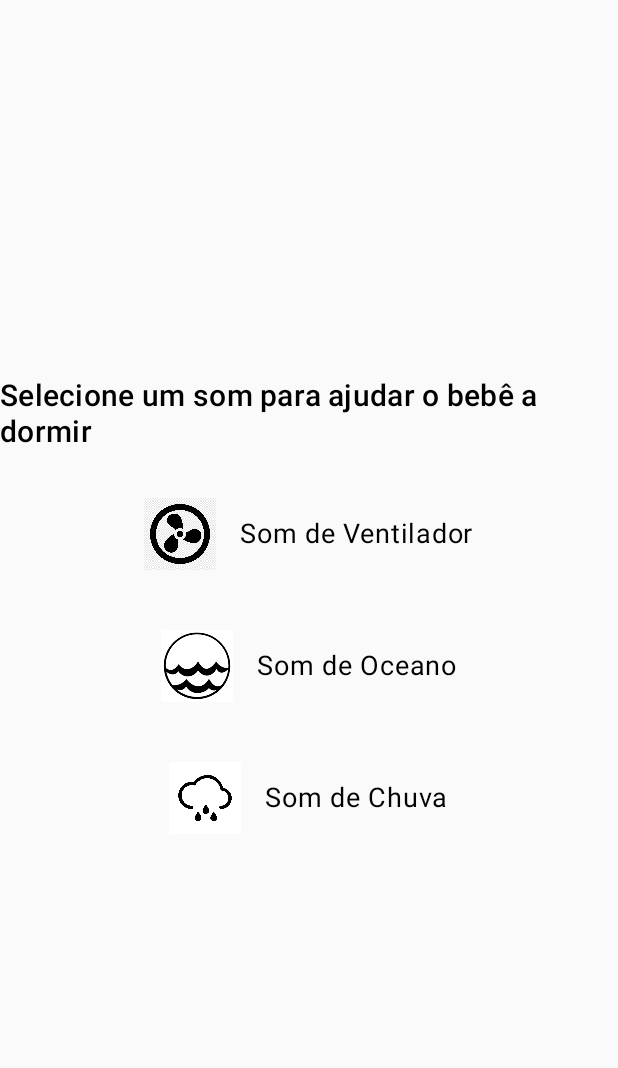
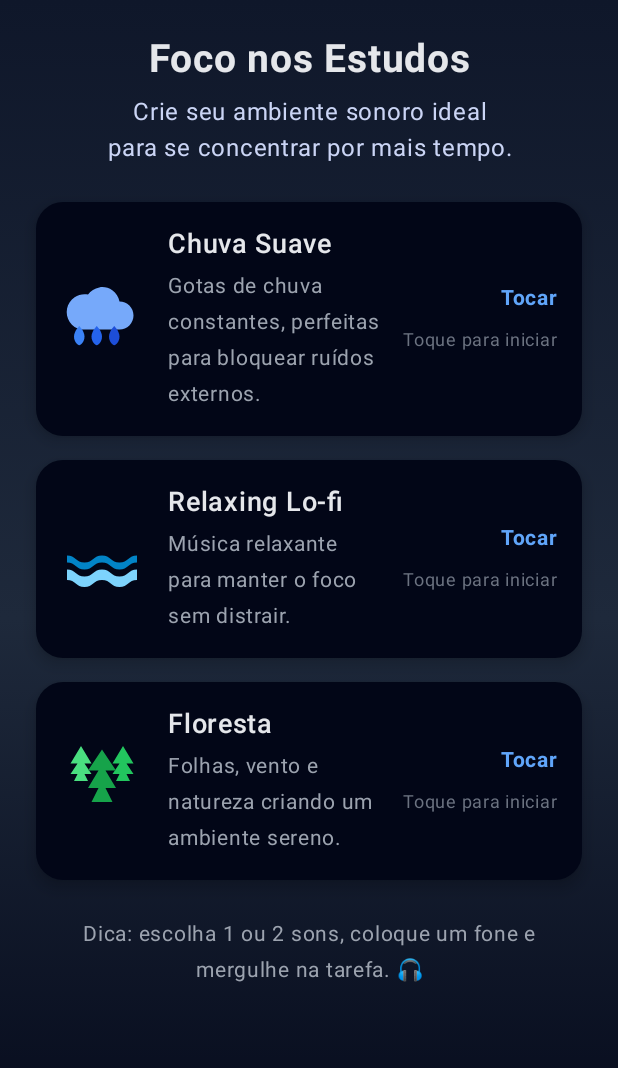
Before and after one commit to Arthursooares/sons-da-vida, an Android app built with Jetpack Compose: the screen it shows after launch (MainActivity), on a phone screen of 412 x 824 dp. Shown: the top 1068 px of the screen. Run offline under Robolectric (Android 15) with nearby library versions, the phone set to English and light mode, and no system bars.

Commit message:
Versão inicial do app Sons da Vida - Foco nos Estudos

```diff
--- a/app/src/main/java/com/sonsdavida/app/MainActivity.kt
+++ b/app/src/main/java/com/sonsdavida/app/MainActivity.kt
@@ -6,18 +6,14 @@ import androidx.activity.ComponentActivity
 import androidx.activity.compose.setContent
 import androidx.activity.enableEdgeToEdge
 import androidx.compose.foundation.Image
-import androidx.compose.foundation.border
+import androidx.compose.foundation.background
 import androidx.compose.foundation.clickable
-import androidx.compose.foundation.layout.Arrangement
-import androidx.compose.foundation.layout.Column
-import androidx.compose.foundation.layout.Row
-import androidx.compose.foundation.layout.Spacer
-import androidx.compose.foundation.layout.fillMaxSize
-import androidx.compose.foundation.layout.height
-import androidx.compose.foundation.layout.padding
-import androidx.compose.foundation.layout.size
-import androidx.compose.foundation.layout.width
+import androidx.compose.foundation.layout.*
+import androidx.compose.foundation.shape.RoundedCornerShape
+import androidx.compose.material3.Card
+import androidx.compose.material3.CardDefaults
 import androidx.compose.material3.MaterialTheme
+import androidx.compose.material3.Surface
 import androidx.compose.material3.Text
 import androidx.compose.runtime.Composable
 import androidx.compose.runtime.DisposableEffect
@@ -27,8 +23,12 @@ import androidx.compose.runtime.remember
 import androidx.compose.runtime.setValue
 import androidx.compose.ui.Alignment
 import androidx.compose.ui.Modifier
+import androidx.compose.ui.graphics.Brush
+import androidx.compose.ui.graphics.Color
 import androidx.compose.ui.platform.LocalContext
 import androidx.compose.ui.res.painterResource
+import androidx.compose.ui.text.font.FontWeight
+import androidx.compose.ui.text.style.TextAlign
 import androidx.compose.ui.tooling.preview.Preview
 import androidx.compose.ui.unit.dp
 import androidx.compose.ui.unit.sp
@@ -40,99 +40,217 @@ class MainActivity : ComponentActivity() {
         enableEdgeToEdge()
         setContent {
             SonsTheme {
-                WhiteNoise()
+                Surface(
+                    modifier = Modifier.fillMaxSize(),
+                    color = Color.Transparent
+                ) {
+                    FocusStudyScreen()
+                }
             }
         }
     }
 }
 
 @Composable
-fun WhiteNoise() {
-
+fun FocusStudyScreen() {
+    // Fundo em degradê com clima de foco / noite de estudos
+    Box(
+        modifier = Modifier
+            .fillMaxSize()
+            .background(
+                Brush.verticalGradient(
+                    colors = listOf(
+                        Color(0xFF0F172A), // azul bem escuro
+                        Color(0xFF1E293B), // azul médio
+                        Color(0xFF020617)  // quase preto
+                    )
+                )
+            )
+            .padding(24.dp)
+    ) {
         Column(
-        modifier = Modifier
-            .fillMaxSize(),
-        verticalArrangement = Arrangement.Center,
+            modifier = Modifier.fillMaxSize(),
+            verticalArrangement = Arrangement.Top,
             horizontalAlignment = Alignment.CenterHorizontally
         ) {
-        Text("Selecione um som para ajudar o bebê a dormir",
-            fontSize = 20.sp,
-            style = MaterialTheme.typography.titleMedium)
-
-        Spacer(modifier = Modifier
-            .height(16.dp)
-            .border(width = 1.dp, color = MaterialTheme.colorScheme.onSurface)
+            // Cabeçalho
+            Text(
+                text = "Foco nos Estudos",
+                fontSize = 26.sp,
+                fontWeight = FontWeight.Bold,
+                color = Color(0xFFE5E7EB),
+                textAlign = TextAlign.Center
             )
 
-        SoundButton(
-            "Som de Ventilador",
-            R.drawable.icon_fan,
-            R.raw.fan
+            Spacer(modifier = Modifier.height(8.dp))
+
+            Text(
+                text = "Crie seu ambiente sonoro ideal\npara se concentrar por mais tempo.",
+                fontSize = 16.sp,
+                color = Color(0xFFCBD5F5),
+                textAlign = TextAlign.Center
             )
-        Spacer(modifier = Modifier.height(8.dp))
-        SoundButton("Som de Oceano", R.drawable.icon_ocean, R.raw.ocean)
-        Spacer(modifier = Modifier.height(8.dp))
-        SoundButton("Som de Chuva", R.drawable.icon_rain, R.raw.rain)
+
+            Spacer(modifier = Modifier.height(24.dp))
+
+            // Container dos cards de som
+            Column(
+                verticalArrangement = Arrangement.spacedBy(16.dp),
+                modifier = Modifier.fillMaxWidth()
+            ) {
+                SoundCard(
+                    label = "Chuva Suave",
+                    description = "Gotas de chuva constantes, perfeitas para bloquear ruídos externos.",
+                    iconResId = R.drawable.icon_rain,
+                    soundResId = R.raw.rain
+                )
+
+                SoundCard(
+                    label = "Relaxing Lo-fi",
+                    description = "Música relaxante para manter o foco sem distrair.",
+                    iconResId = R.drawable.icon_relaxing,
+                    soundResId = R.raw.relaxing
+                )
+
+                SoundCard(
+                    label = "Floresta",
+                    description = "Folhas, vento e natureza criando um ambiente sereno.",
+                    iconResId = R.drawable.icon_forest,
+                    soundResId = R.raw.forest
+                )
+            }
+
+            Spacer(modifier = Modifier.height(24.dp))
+
+            // Uma frase motivacional embaixo
+            Text(
+                text = "Dica: escolha 1 ou 2 sons, coloque um fone e mergulhe na tarefa. 🎧",
+                fontSize = 14.sp,
+                color = Color(0xFF9CA3AF),
+                textAlign = TextAlign.Center,
+                modifier = Modifier.padding(horizontal = 8.dp)
+            )
+        }
     }
 }
 
-
-// SoundButton é um Composable que exibe um botão com um ícone e um rótulo
-// Quando o botão é clicado, ele reproduz um som
-// Essa função é reutilizável e pode ser usada para exibir vários botões de som
-
+/**
+ * Card estiloso para cada som:
+ * - Ícone
+ * - Título
+ * - Descrição
+ * - Estado visual: Tocando / Tocar
+ */
 @Composable
-fun SoundButton(label: String, iconResId: Int, soundResId: Int) {
-    // remember é uma função que armazena um valor e o mantém entre recomposições
-    // estaTocando é um valor booleano que indica se o som está sendo reproduzido.
+fun SoundCard(
+    label: String,
+    description: String,
+    iconResId: Int,
+    soundResId: Int
+) {
     var estaTocando by remember { mutableStateOf(false) }
-
-    // context é uma variável que armazena o contexto atual ou seja a Activity atual
     val context = LocalContext.current
 
-    // ruido branco é um recurso de MediaPlayer que reproduz o som
-    val ruidoBranco = remember { MediaPlayer.create(context, soundResId) }
-
-    Row(
-        verticalAlignment = Alignment.CenterVertically,
-        modifier = Modifier
-            .clickable { // clickable é um modificador que torna o Composable clicável
-                estaTocando = if (estaTocando) {
-                    // pause é uma função que pausa a reprodução do som
-                    // pause é diferente de stop porque mantém o recurso de MediaPlayer ativo
-                    // Isso significa que o som pode ser retomado de onde parou, mas também que continua ocupando memória
-                    // Já com o stop o recurso de MediaPlayer é liberado e o som não pode ser retomado
-                    ruidoBranco.pause()
-                    false // o valor de estaTocando é alterado para false
-                } else {
-                    // Start é uma função que inicia a reprodução do som OU reinicia caso o som esteja parado.
-                    ruidoBranco.start()
-                    true // o valor de estaTocando é alterado para true
+    // MediaPlayer para esse som específico
+    val mediaPlayer = remember {
+        MediaPlayer.create(context, soundResId).apply {
+            isLooping = true // ambiente contínuo
         }
     }
-            .padding(16.dp)
+
+    // Liberar o recurso quando esse composable sair da tela
+    DisposableEffect(Unit) {
+        onDispose {
+            mediaPlayer.release()
+        }
+    }
+
+    Card(
+        modifier = Modifier
+            .fillMaxWidth()
+            .clickable {
+                estaTocando = if (estaTocando) {
+                    mediaPlayer.pause()
+                    false
+                } else {
+                    mediaPlayer.start()
+                    true
+                }
+            },
+        colors = CardDefaults.cardColors(
+            containerColor = if (estaTocando)
+                Color(0xFF1D283A)
+            else
+                Color(0xFF020617)
+        ),
+        shape = RoundedCornerShape(18.dp),
+        elevation = CardDefaults.cardElevation(defaultElevation = 6.dp)
     ) {
+        Row(
+            modifier = Modifier
+                .padding(16.dp),
+            verticalAlignment = Alignment.CenterVertically
+        ) {
+            // Ícone
             Image(
                 painter = painterResource(iconResId),
                 contentDescription = label,
-            modifier = Modifier.size(48.dp)
+                modifier = Modifier
+                    .size(56.dp)
             )
+
             Spacer(modifier = Modifier.width(16.dp))
-        Text(label, fontSize = 18.sp,
-            style = MaterialTheme.typography.bodyLarge)
+
+            // Textos
+            Column(
+                modifier = Modifier.weight(1f)
+            ) {
+                Text(
+                    text = label,
+                    fontSize = 18.sp,
+                    fontWeight = FontWeight.SemiBold,
+                    color = Color(0xFFE5E7EB)
+                )
+                Spacer(modifier = Modifier.height(4.dp))
+                Text(
+                    text = description,
+                    fontSize = 14.sp,
+                    color = Color(0xFF9CA3AF)
+                )
             }
 
-    // DisposableEffect é um efeito que é executado quando o Composable é criado e é descartado quando o Composable é removido
-    // Aqui estamos liberando o recurso de MediaPlayer quando o Composable é removido assim evitando memory leaks (despejo de memória) por não liberar recursos
-    DisposableEffect(Unit) {
-        onDispose {
-            ruidoBranco.release()
+            Spacer(modifier = Modifier.width(12.dp))
+
+            // Estado (Tocar / Pausado)
+            Column(
+                horizontalAlignment = Alignment.End
+            ) {
+                val statusText = if (estaTocando) "Pausar" else "Tocar"
+                val statusColor = if (estaTocando) Color(0xFF34D399) else Color(0xFF60A5FA)
+
+                Text(
+                    text = statusText,
+                    fontSize = 14.sp,
+                    fontWeight = FontWeight.Bold,
+                    color = statusColor
+                )
+
+                Spacer(modifier = Modifier.height(4.dp))
+
+                Text(
+                    text = if (estaTocando) "Reproduzindo..." else "Toque para iniciar",
+                    fontSize = 12.sp,
+                    color = Color(0xFF6B7280)
+                )
+            }
         }
     }
 }
 
 @Preview(showBackground = true)
 @Composable
-fun PreviewWhiteNoiseApp() {
-    WhiteNoise()
+fun PreviewFocusStudyScreen() {
+    SonsTheme {
+        FocusStudyScreen()
     }
+}
--- /dev/null
+++ b/app/src/main/res/drawable/icon_forest.xml
@@ -0,0 +1,21 @@
+<vector xmlns:android="http://schemas.android.com/apk/res/android"
+    android:width="48dp"
+    android:height="48dp"
+    android:viewportWidth="24"
+    android:viewportHeight="24">
+
+    <!-- Árvore esquerda -->
+    <path
+        android:fillColor="#4ADE80"
+        android:pathData="M6,2L3,7h2l-2,3h2l-1,2h4l-1,-2h2l-2,-3h2z"/>
+
+    <!-- Árvore direita -->
+    <path
+        android:fillColor="#22C55E"
+        android:pathData="M18,2l-3,5h2l-2,3h2l-1,2h4l-1,-2h2l-2,-3h2z"/>
+
+    <!-- Árvore central maior -->
+    <path
+        android:fillColor="#16A34A"
+        android:pathData="M12,3l-4,6h3l-3,5h3l-2,4h6l-2,-4h3l-3,-5h3z"/>
+</vector>
--- /dev/null
+++ b/app/src/main/res/drawable/icon_rain.xml
@@ -0,0 +1,24 @@
+<vector xmlns:android="http://schemas.android.com/apk/res/android"
+    android:width="48dp"
+    android:height="48dp"
+    android:viewportWidth="24"
+    android:viewportHeight="24">
+
+    <!-- Nuvem azul clarinho -->
+    <path
+        android:fillColor="#76A9FA"
+        android:pathData="M6,15h11a4,4 0 0 0 0,-8 5,5 0 0 0 -9,-2 4,4 0 0 0 -2,10z" />
+
+    <!-- Gotas em tons de azul -->
+    <path
+        android:fillColor="#3B82F6"
+        android:pathData="M7,17c0,1.5 -1,2.5 -1.5,2.5S4,18.5 4,17s1.5,-3 1.5,-3S7,15.5 7,17z"/>
+
+    <path
+        android:fillColor="#2563EB"
+        android:pathData="M12,17c0,1.5 -1,2.5 -1.5,2.5S9,18.5 9,17s1.5,-3 1.5,-3S12,15.5 12,17z"/>
+
+    <path
+        android:fillColor="#1D4ED8"
+        android:pathData="M17,17c0,1.5 -1,2.5 -1.5,2.5S14,18.5 14,17s1.5,-3 1.5,-3S17,15.5 17,17z"/>
+</vector>
--- /dev/null
+++ b/app/src/main/res/drawable/icon_relaxing.xml
@@ -0,0 +1,16 @@
+<vector xmlns:android="http://schemas.android.com/apk/res/android"
+    android:width="48dp"
+    android:height="48dp"
+    android:viewportWidth="24"
+    android:viewportHeight="24">
+
+    <!-- Onda superior (azul claro) -->
+    <path
+        android:fillColor="#7DD3FC"
+        android:pathData="M2,15c2.5,0 2.5,2 5,2s2.5,-2 5,-2 2.5,2 5,2 2.5,-2 5,-2v3c-2.5,0 -2.5,2 -5,2s-2.5,-2 -5,-2 -2.5,2 -5,2 -2.5,-2 -5,-2z"/>
+
+    <!-- Onda inferior (azul mais escuro) -->
+    <path
+        android:fillColor="#0284C7"
+        android:pathData="M2,11c2.5,0 2.5,2 5,2s2.5,-2 5,-2 2.5,2 5,2 2.5,-2 5,-2v2c-2.5,0 -2.5,2 -5,2s-2.5,-2 -5,-2 -2.5,2 -5,2 -2.5,-2 -5,-2z"/>
+</vector>
```
Also changed, not shown: app/src/main/res/drawable/icon_rain.jpg (deleted), 2 other files. Lines whose indentation alone changed are shown as unchanged.
